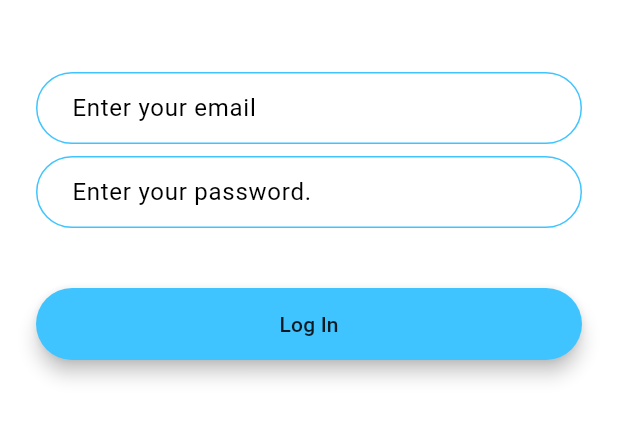
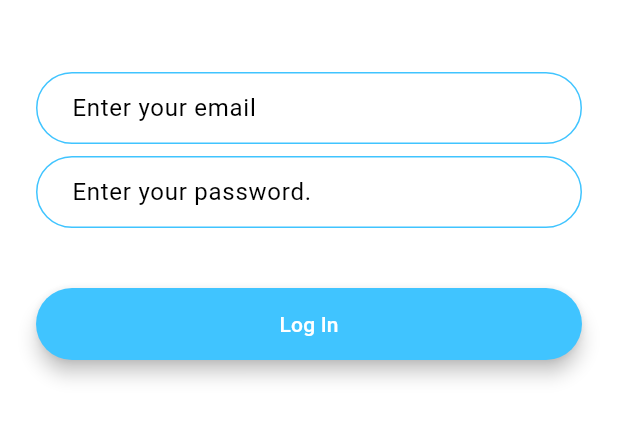
Before and after one commit to thegera4/flutter_chat_app, a Flutter app: the screen it shows after launch, after a tap on "Log In", on a phone screen of 412 x 824 dp, the part 576-1018 px from its top. Run offline on Flutter 3.47's test engine with Material 3 defaults, Android fonts, the phone set to English and light mode, and no system bars; our stand-ins replace animated_text_kit.

Commit message:
update: added some animations and refactored the rounded button

```diff
--- a/lib/screens/login_screen.dart
+++ b/lib/screens/login_screen.dart
@@ -1,4 +1,6 @@
 import 'package:flutter/material.dart';
+import 'package:flutter_chat_app/screens/welcome_screen.dart';
+import 'package:flutter_chat_app/widgets/rounded_button.dart';
 
 class LoginScreen extends StatefulWidget {
   const LoginScreen({super.key});
@@ -20,9 +22,12 @@ class LoginScreenState extends State<LoginScreen> {
           mainAxisAlignment: MainAxisAlignment.center,
           crossAxisAlignment: CrossAxisAlignment.stretch,
           children: <Widget>[
-            SizedBox(
-              height: 200.0,
-              child: Image.asset('images/logo.png'),
+            Hero(
+              tag: 'logo',
+              child: SizedBox(
+                height: 200.0,
+                child: Image.asset('images/logo.png'),
+              ),
             ),
             const SizedBox(height: 48.0,),
             TextField(
@@ -73,21 +78,10 @@ class LoginScreenState extends State<LoginScreen> {
               ),
             ),
             const SizedBox(height: 24.0,),
-            Padding(
-              padding: const EdgeInsets.symmetric(vertical: 16.0),
-              child: Material(
+            const RoundedButton(
+                text: 'Log In',
+                screenId: WelcomeScreen.id,
                 color: Colors.lightBlueAccent,
-                borderRadius: const BorderRadius.all(Radius.circular(30.0)),
-                elevation: 5.0,
-                child: MaterialButton(
-                  onPressed: () {
-                    //Implement login functionality.
-                  },
-                  minWidth: 200.0,
-                  height: 42.0,
-                  child: const Text('Log In',),
-                ),
-              ),
             ),
           ],
         ),
--- a/lib/screens/registration_screen.dart
+++ b/lib/screens/registration_screen.dart
@@ -1,4 +1,7 @@
 import 'package:flutter/material.dart';
+import 'package:flutter_chat_app/screens/welcome_screen.dart';
+
+import '../widgets/rounded_button.dart';
 
 class RegistrationScreen extends StatefulWidget {
   const RegistrationScreen({super.key});
@@ -20,9 +23,12 @@ class RegistrationScreenState extends State<RegistrationScreen> {
           mainAxisAlignment: MainAxisAlignment.center,
           crossAxisAlignment: CrossAxisAlignment.stretch,
           children: <Widget>[
-            SizedBox(
-              height: 200.0,
-              child: Image.asset('images/logo.png'),
+            Hero(
+              tag: 'logo',
+              child: SizedBox(
+                height: 200.0,
+                child: Image.asset('images/logo.png'),
+              ),
             ),
             const SizedBox(height: 48.0,),
             TextField(
@@ -69,24 +75,10 @@ class RegistrationScreenState extends State<RegistrationScreen> {
               ),
             ),
             const SizedBox(height: 24.0,),
-            Padding(
-              padding: const EdgeInsets.symmetric(vertical: 16.0),
-              child: Material(
-                color: Colors.blueAccent,
-                borderRadius: BorderRadius.all(Radius.circular(30.0)),
-                elevation: 5.0,
-                child: MaterialButton(
-                  onPressed: () {
-                    //Implement registration functionality.
-                  },
-                  minWidth: 200.0,
-                  height: 42.0,
-                  child: const Text(
-                    'Register',
-                    style: TextStyle(color: Colors.white),
-                  ),
-                ),
-              ),
+            const RoundedButton(
+              text: 'Register',
+              screenId: WelcomeScreen.id,
+              color: Colors.blueAccent,
             ),
           ],
         ),
--- a/lib/screens/welcome_screen.dart
+++ b/lib/screens/welcome_screen.dart
@@ -1,7 +1,8 @@
 import 'package:flutter/material.dart';
 import 'package:flutter_chat_app/screens/registration_screen.dart';
-
+import 'package:flutter_chat_app/widgets/rounded_button.dart';
 import 'login_screen.dart';
+import 'package:animated_text_kit/animated_text_kit.dart';
 
 class WelcomeScreen extends StatefulWidget {
   const WelcomeScreen({super.key});
@@ -12,11 +13,32 @@ class WelcomeScreen extends StatefulWidget {
   WelcomeScreenState createState() => WelcomeScreenState();
 }
 
-class WelcomeScreenState extends State<WelcomeScreen> {
+class WelcomeScreenState extends State<WelcomeScreen> with SingleTickerProviderStateMixin {
+
+  late AnimationController controller;
+  late Animation animation;
+
+  @override
+  void initState(){
+    super.initState();
+    controller = AnimationController(duration: const Duration(seconds: 1), vsync: this,);
+    animation = ColorTween(begin: Colors.blueGrey, end: Colors.white).animate(controller);
+    controller.forward();
+    controller.addListener(() {
+      setState(() {});
+    });
+  }
+
+  @override
+  void dispose(){
+    super.dispose();
+    controller.dispose();
+  }
+
   @override
   Widget build(BuildContext context) {
     return Scaffold(
-      backgroundColor: Colors.white,
+      backgroundColor: animation.value,
       body: Padding(
         padding: const EdgeInsets.symmetric(horizontal: 24.0),
         child: Column(
@@ -25,47 +47,34 @@ class WelcomeScreenState extends State<WelcomeScreen> {
           children: <Widget>[
             Row(
               children: <Widget>[
+                Hero(
+                  tag: 'logo',
+                  child: SizedBox(height: 60.0, child: Image.asset('images/logo.png'),),
+                ),
                 SizedBox(
-                  height: 60.0,
-                  child: Image.asset('images/logo.png'),
-                ),
-                const Text(
-                  'Flash Chat',
-                  style: TextStyle(
-                    fontSize: 45.0,
-                    fontWeight: FontWeight.w900,
+                  width: 250.0,
+                  child: DefaultTextStyle(
+                    style: const TextStyle(fontSize: 30.0, color: Colors.indigo),
+                    child: AnimatedTextKit(
+                      animatedTexts: [
+                        TypewriterAnimatedText('Quick Chat', speed: const Duration(milliseconds: 60)),
+                        TypewriterAnimatedText('QChat', speed: const Duration(milliseconds: 60)),
+                      ],
+                    ),
                   ),
                 ),
               ],
             ),
             const SizedBox(height: 48.0,),
-            Padding(
-              padding: const EdgeInsets.symmetric(vertical: 16.0),
-              child: Material(
-                elevation: 5.0,
-                color: Colors.lightBlueAccent,
-                borderRadius: BorderRadius.circular(30.0),
-                child: MaterialButton(
-                  onPressed: () {Navigator.pushNamed(context, LoginScreen.id);},
-                  minWidth: 200.0,
-                  height: 42.0,
-                  child: const Text('Log In', style: TextStyle(color: Colors.white),),
-                ),
-              ),
+            const RoundedButton(
+              text: 'Log In',
+              screenId: LoginScreen.id,
+              color: Colors.lightBlueAccent,
             ),
-            Padding(
-              padding: const EdgeInsets.symmetric(vertical: 16.0),
-              child: Material(
-                color: Colors.blueAccent,
-                borderRadius: BorderRadius.circular(30.0),
-                elevation: 5.0,
-                child: MaterialButton(
-                  onPressed: () {Navigator.pushNamed(context, RegistrationScreen.id);},
-                  minWidth: 200.0,
-                  height: 42.0,
-                  child: const Text('Register',style: TextStyle(color: Colors.white),),
-                ),
-              ),
+            const RoundedButton(
+              text: 'Register',
+              screenId: RegistrationScreen.id,
+              color: Colors.blueAccent,
             ),
           ],
         ),
--- /dev/null
+++ b/lib/widgets/rounded_button.dart
@@ -0,0 +1,34 @@
+import 'package:flutter/material.dart';
+
+class RoundedButton extends StatelessWidget {
+  const RoundedButton({
+    super.key,
+    required this.text,
+    required this.screenId,
+    required this.color,
+    this.textColor = Colors.white,
+  });
+
+  final String text;
+  final String screenId;
+  final Color color;
+  final Color? textColor;
+
+  @override
+  Widget build(BuildContext context) {
+    return Padding(
+      padding: const EdgeInsets.symmetric(vertical: 16.0),
+      child: Material(
+        elevation: 5.0,
+        color: color,
+        borderRadius: BorderRadius.circular(30.0),
+        child: MaterialButton(
+          onPressed: () { Navigator.pushNamed(context, screenId); },
+          minWidth: 200.0,
+          height: 42.0,
+          child: Text(text, style: TextStyle(color: textColor),),
+        ),
+      ),
+    );
+  }
+}
--- a/pubspec.yaml
+++ b/pubspec.yaml
@@ -13,8 +13,8 @@ dependencies:
   flutter:
     sdk: flutter
 
-
   cupertino_icons: ^1.0.8
+  animated_text_kit: ^4.2.2
 
 dev_dependencies:
   flutter_test:
```
Also changed, not shown: pubspec.lock.
